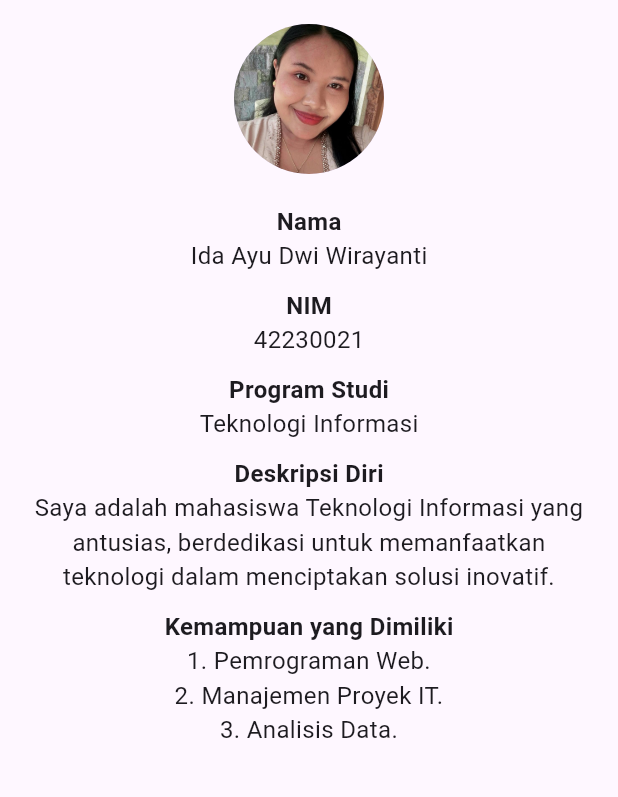
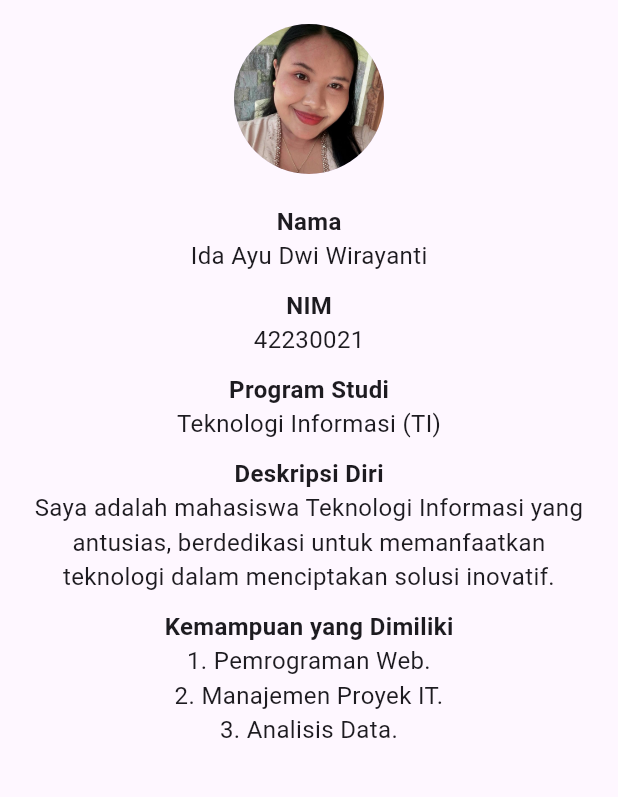
Before and after one commit to Dayudwi134/biodata, a Flutter app: the screen it shows after launch, on a phone screen of 412 x 824 dp, the part 84-881 px from its top. Run offline on Flutter 3.47's test engine with Material 3 defaults, Android fonts, the phone set to English and light mode, and no system bars.

```diff
--- a/biodata uts/lib/main.dart
+++ b/biodata uts/lib/main.dart
@@ -49,7 +49,7 @@ class BiodataApp extends StatelessWidget {
                 style: TextStyle(fontSize: 16, fontWeight: FontWeight.bold),
               ),
               Text(
-                'Teknologi Informasi',
+                'Teknologi Informasi (TI)',
                 style: TextStyle(fontSize: 16),
               ),
               SizedBox(height: 10),
```
